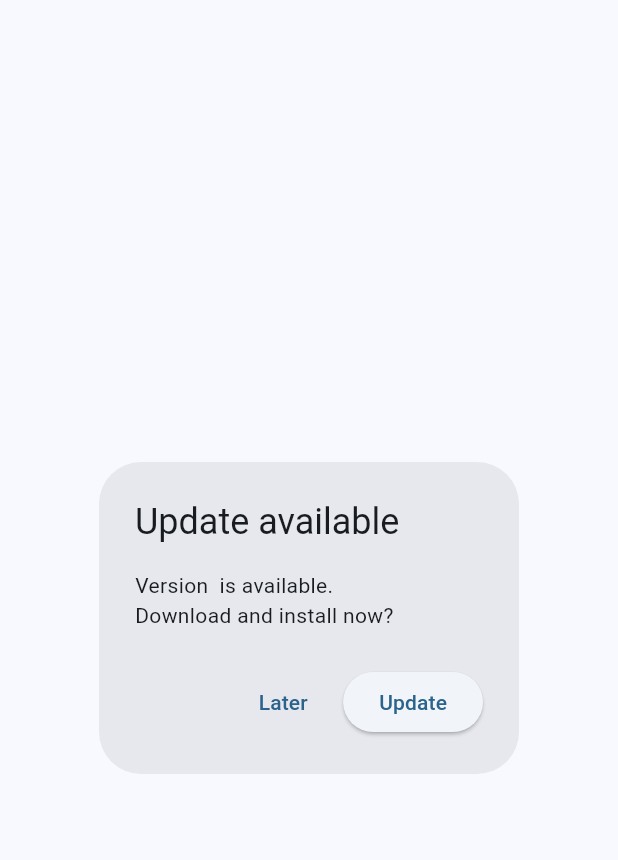
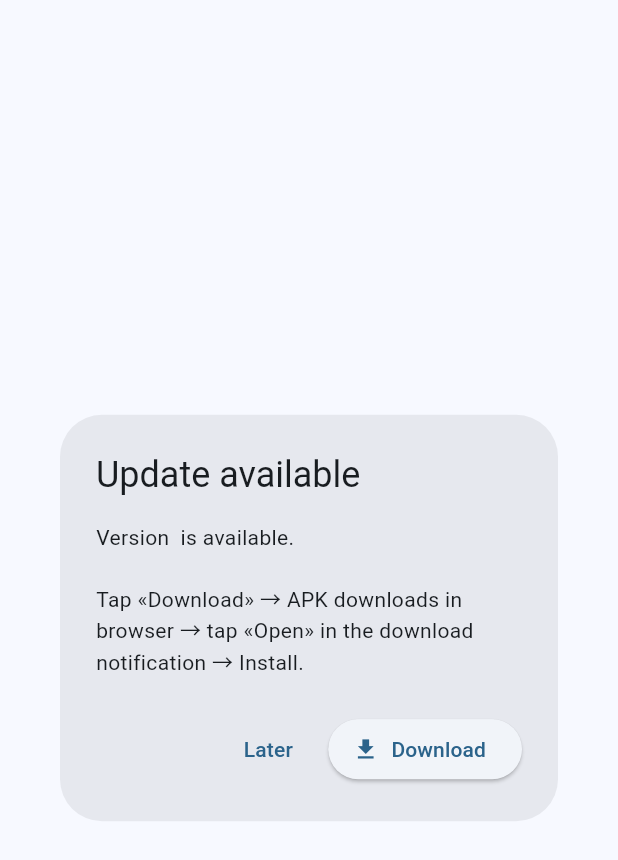
Before and after one commit to StockMonitorCH/fx-calc, a Flutter app: the _UpdateDialog widget shown alone on an empty page, opened directly with empty values, on a phone screen of 412 x 824 dp. Shown: the top 860 px of the screen. Run offline on Flutter 3.47's test engine with Material 3 defaults, Android fonts, the phone set to English and light mode, and no system bars; our stand-ins replace math_expressions, package_info_plus; network calls fail; key blocks and very long unbroken strings in the code were emptied for the run.

Commit message:
v1.0.7: Update via Browser statt in-app Download
- _UpdateDialog vereinfacht: öffnet Download-URL im Browser
- Browser lädt APK ins Downloads-Verzeichnis → zuverlässige Installation
- open_file und path_provider Imports entfernt

Co-Authored-By: Claude Sonnet 4.6 <noreply@anthropic.com>

```diff
--- a/lib/main.dart
+++ b/lib/main.dart
@@ -6,9 +6,7 @@ import 'package:flutter/services.dart';
 import 'package:http/http.dart' as http;
 import 'package:intl/intl.dart';
 import 'package:math_expressions/math_expressions.dart';
-import 'package:open_file/open_file.dart';
 import 'package:package_info_plus/package_info_plus.dart';
-import 'package:path_provider/path_provider.dart';
 import 'package:url_launcher/url_launcher.dart';
 
 // ─── App-Einstieg ────────────────────────────────────────────────────────────
@@ -1071,85 +1069,35 @@ class _SavingsPageState extends State<SavingsPage> {
 
 // ─── Update-Dialog ───────────────────────────────────────────────────────────
 
-class _UpdateDialog extends StatefulWidget {
+class _UpdateDialog extends StatelessWidget {
   final String version;
   final String downloadUrl;
   const _UpdateDialog({required this.version, required this.downloadUrl});
-  @override
-  State<_UpdateDialog> createState() => _UpdateDialogState();
-}
-
-class _UpdateDialogState extends State<_UpdateDialog> {
-  bool   _downloading = false;
-  double? _progress;
-  String? _error;
-
-  Future<void> _startUpdate() async {
-    setState(() { _downloading = true; _progress = 0; _error = null; });
-    try {
-      final dir = await getTemporaryDirectory();
-      final path = '${dir.path}/fx_calc_update.apk';
-      final file = File(path);
-
-      final client = http.Client();
-      final response = await client.send(
-        http.Request('GET', Uri.parse(widget.downloadUrl)),
-      );
-      final total = response.contentLength ?? 0;
-      int received = 0;
-
-      final sink = file.openWrite();
-      await for (final chunk in response.stream) {
-        sink.add(chunk);
-        received += chunk.length;
-        if (total > 0 && mounted) setState(() => _progress = received / total);
-      }
-      await sink.flush();
-      await sink.close();
-      client.close();
-
-      await OpenFile.open(path, type: 'application/vnd.android.package-archive');
-      if (mounted) Navigator.of(context).pop();
-    } catch (e) {
-      if (mounted) setState(() { _downloading = false; _error = e.toString(); });
-    }
-  }
 
   @override
   Widget build(BuildContext context) {
-    final pct = _progress != null ? '${((_progress ?? 0) * 100).toStringAsFixed(0)} %' : '…';
     return AlertDialog(
       title: Text(tr('Update verfügbar', 'Update available')),
-      content: Column(
-        mainAxisSize: MainAxisSize.min,
-        crossAxisAlignment: CrossAxisAlignment.start,
-        children: [
-          Text(tr(
-            'Version ${widget.version} ist verfügbar.\nJetzt herunterladen und installieren?',
-            'Version ${widget.version} is available.\nDownload and install now?',
+      content: Text(tr(
+        'Version $version ist verfügbar.\n\n'
+        'Auf «Download» tippen → APK wird im Browser heruntergeladen → '
+        'in der Download-Benachrichtigung auf «Öffnen» tippen → Installieren.',
+        'Version $version is available.\n\n'
+        'Tap «Download» → APK downloads in browser → '
+        'tap «Open» in the download notification → Install.',
       )),
-          if (_downloading) ...[
-            const SizedBox(height: 16),
-            LinearProgressIndicator(value: _progress),
-            const SizedBox(height: 6),
-            Text(pct, style: const TextStyle(fontSize: 12)),
-          ],
-          if (_error != null) ...[
-            const SizedBox(height: 8),
-            Text(_error!, style: const TextStyle(color: Colors.red, fontSize: 11)),
-          ],
-        ],
-      ),
       actions: [
-        if (!_downloading || _error != null)
         TextButton(
           onPressed: () => Navigator.of(context).pop(),
           child: Text(tr('Später', 'Later')),
         ),
-        if (!_downloading)
-          ElevatedButton(
-            onPressed: _startUpdate,
-            child: Text(tr('Update', 'Update')),
+        ElevatedButton.icon(
+          icon: const Icon(Icons.download),
+          label: Text(tr('Download', 'Download')),
+          onPressed: () {
+            launchUrl(Uri.parse(downloadUrl), mode: LaunchMode.externalApplication);
+            Navigator.of(context).pop();
+          },
         ),
       ],
     );
--- a/pubspec.yaml
+++ b/pubspec.yaml
@@ -3,7 +3,7 @@ description: FX Calc – Calculator & Currency Converter
 
 publish_to: 'none'
 
-version: 1.0.6+8
+version: 1.0.7+9
 
 environment:
   sdk: '>=3.3.0 <4.0.0'
```
Lines whose indentation alone changed are shown as unchanged.
